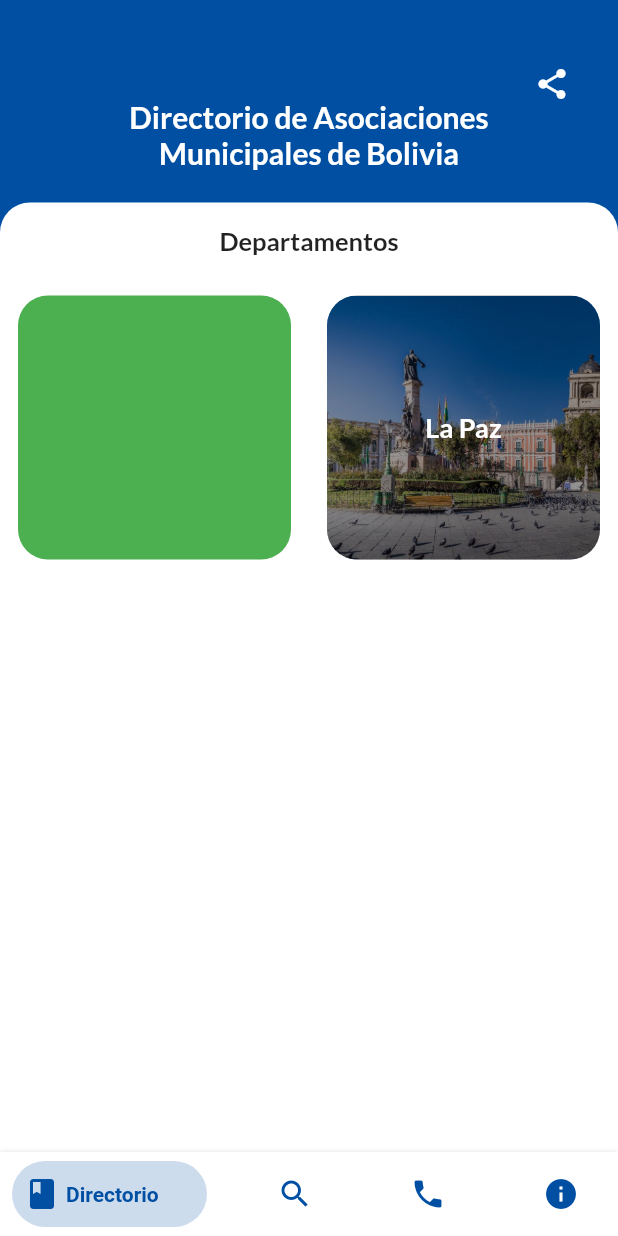
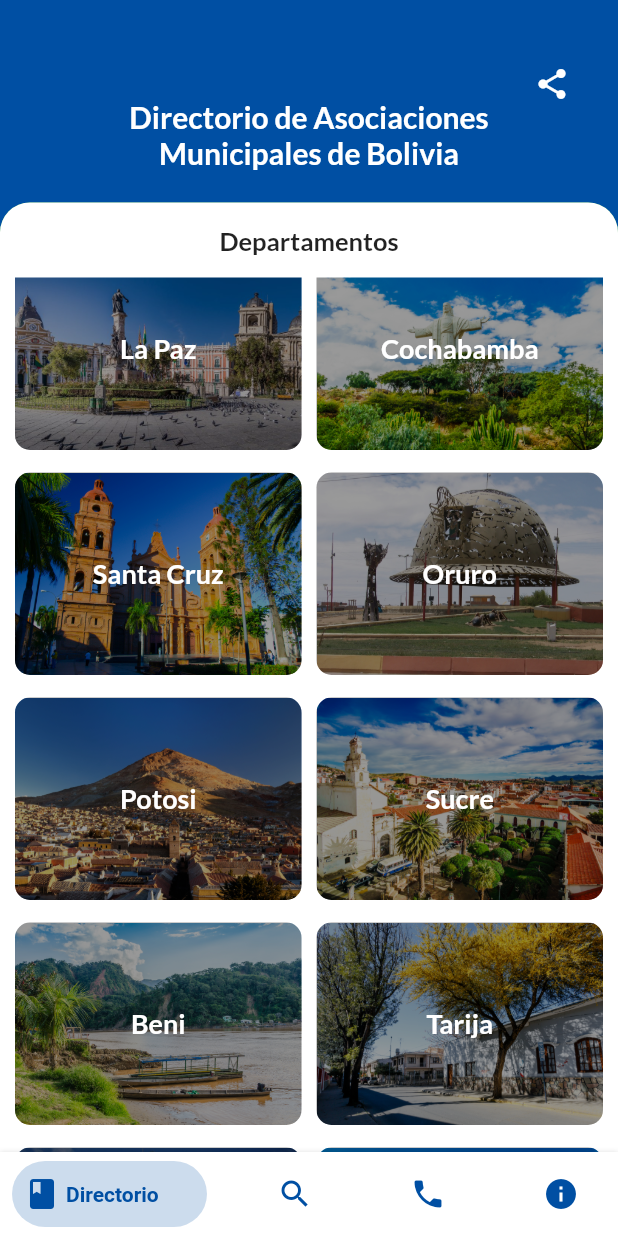
Before and after one commit to DarkAstaroth/FAM-Bolivia, a Flutter app: the screen it shows after launch, on a phone screen of 412 x 824 dp. Run offline on Flutter 3.47's test engine with Material 2 defaults, Android fonts, the phone set to English and light mode, and no system bars; drawn by our look-alikes of bottom_navy_bar; our stand-ins replace share.

Commit message:
se agregaron las imagenes de cada departamento y se mejoraron los espacio que habia en cada elemento

```diff
--- a/lib/Pages/header-home.dart
+++ b/lib/Pages/header-home.dart
@@ -3,6 +3,7 @@ import 'package:share/share.dart';
 
 class HeaderHome extends StatelessWidget{
   @override
+
   Widget build(BuildContext context) {
 
     return  Container(
@@ -13,12 +14,17 @@ class HeaderHome extends StatelessWidget{
       ),
       child: Stack(
         children: <Widget>[
+
           Container(
             margin: EdgeInsets.only(left: 20,right: 20),
             alignment: Alignment.bottomRight,
             height: 80,
             width: double.infinity,
-            child: IconButton(
+            child: Row(
+              mainAxisAlignment: MainAxisAlignment.end,
+              children: <Widget>[
+                IconButton(
+
               icon: Icon(
                 Icons.share
               ),
@@ -27,7 +33,10 @@ class HeaderHome extends StatelessWidget{
               },
               color: Colors.white,
             ),
+              ],
+            )
           ),
+
           Row(
         crossAxisAlignment: CrossAxisAlignment.start,
         children: <Widget>[
@@ -45,7 +54,8 @@ class HeaderHome extends StatelessWidget{
                 ),
               ),
             ),
-          )
+          ),
+
         ],
       )
         ],
--- a/lib/Pages/home.dart
+++ b/lib/Pages/home.dart
@@ -12,7 +12,8 @@ class HomeScreen extends StatelessWidget{
           HeaderHome(),
           HomeList()
         ],
-      )
+      ),
+
     );
   }
 
--- a/lib/Pages/homeList.dart
+++ b/lib/Pages/homeList.dart
@@ -1,56 +1,66 @@
 import 'package:fam_bolivia/Pages/optionHome.dart';
 import 'package:flutter/material.dart';
 
-class HomeList extends StatelessWidget{
+class HomeList extends StatelessWidget {
   @override
   Widget build(BuildContext context) {
-
     return Container(
       width: double.infinity,
       height: double.infinity,
-            margin: EdgeInsets.only(top:135),
+      margin: EdgeInsets.only(top: 135),
+      decoration: BoxDecoration(
+        color: Colors.green,
+        borderRadius: BorderRadius.only(
+            topLeft: Radius.circular(20), topRight: Radius.circular(20)),
+      ),
+      child: Stack(
+        children: <Widget>[
+          Container(
+            margin: EdgeInsets.only(top: 25),
+            width: double.infinity,
+            decoration: BoxDecoration(
+              color: Colors.red,
+              borderRadius: BorderRadius.only(
+                  topLeft: Radius.circular(20), topRight: Radius.circular(20)),
+            ),
+            child: Padding(
+              padding: EdgeInsets.only(bottom: 0),
+              child: ListView(
+                children: <Widget>[
+                  OptionHome("assets/images/lapaz.jpg", "La Paz",
+                      "assets/images/cbba.png", "Cochabamba"),
+                  OptionHome("assets/images/scz.png", "Santa Cruz",
+                      "assets/images/oruro.png", "Oruro"),
+                  OptionHome("assets/images/potosi.png", "Potosi",
+                      "assets/images/sucre.png", "Sucre"),
+                  OptionHome("assets/images/beni.png", "Beni",
+                      "assets/images/tarija.png", "Tarija"),
+                  OptionHome("assets/images/cobija.jpg", "Pando",
+                      "assets/images/cbba.png", "Amdes / Aco"),
+                ],
+              ),
+            ),
+          ),
+          Container(
+            height: 50,
+            width: double.infinity,
             decoration: BoxDecoration(
               color: Colors.white,
               borderRadius: BorderRadius.only(
-                topLeft: Radius.circular(20),
-                topRight: Radius.circular(20)
+                  topLeft: Radius.circular(20), topRight: Radius.circular(20)),
             ),
-
-            ),
-            child: Column(
-              children: <Widget>[
-                 Container(
-                    height:50,
             child: Center(
               child: Text(
                 "Departamentos",
                 style: TextStyle(
                     fontFamily: "LatoBold",
                     fontWeight: FontWeight.w500,
-                          fontSize: 17
+                    fontSize: 17),
               ),
             ),
           ),
-                  ),
-
-                Expanded(
-                  child: Container(
-                    width: double.infinity,
-                    child: Padding(
-                      padding: EdgeInsets.only(bottom: 0),
-                      child: ListView(
-                        children: <Widget>[
-                          OptionHome("assets/images/lapaz.jpg","La Paz"),
-
-
         ],
       ),
-                    ),
-                  ),
-                )
-              ],
-            )
     );
   }
-
 }
--- a/lib/Pages/optionHome.dart
+++ b/lib/Pages/optionHome.dart
@@ -3,35 +3,23 @@ import 'package:flutter/material.dart';
 class OptionHome extends StatelessWidget {
   final String imaPath;
   final String nomDep;
+  final String imaPath2;
+  final String nomDep2;
 
-  OptionHome(this.imaPath, this.nomDep);
+  OptionHome(this.imaPath, this.nomDep,this.imaPath2,this.nomDep2);
   @override
+
+
   Widget build(BuildContext context) {
     return Container(
         color: Colors.white,
-        height: 200,
+        height: 150,
         child: Row(
           children: <Widget>[
             Expanded(
               flex: 1,
               child: Padding(
-                  padding: EdgeInsets.all(12),
-                  child: InkWell(
-                    onTap: () {
-                      Scaffold.of(context).showSnackBar(SnackBar(
-                        content: Text("1"),
-                      ));
-                    },
-                    child: Container(
-                      decoration: BoxDecoration(
-                          color: Colors.green,
-                          borderRadius: BorderRadius.all(Radius.circular(20))),
-                    ),
-                  )),
-            ),
-            Expanded(
-              child: Padding(
-                  padding: EdgeInsets.all(12),
+                  padding: EdgeInsets.only(top:5,left:10,right: 5,bottom: 10 ),
                   child: InkWell(
                     onTap: () {
                       Scaffold.of(context).showSnackBar(SnackBar(
@@ -43,9 +31,9 @@ class OptionHome extends StatelessWidget {
                         Container(
                           decoration: BoxDecoration(
                               borderRadius:
-                                  BorderRadius.all(Radius.circular(20)),
+                                  BorderRadius.all(Radius.circular(10)),
                               image: DecorationImage(
-                                  image: AssetImage("assets/images/lapaz.jpg"),
+                                  image: AssetImage(imaPath),
                                   fit: BoxFit.cover)),
                         ),
                         Opacity(
@@ -54,11 +42,11 @@ class OptionHome extends StatelessWidget {
                               decoration: BoxDecoration(
                                   color: Colors.black,
                                   borderRadius:
-                                      BorderRadius.all(Radius.circular(20)))),
+                                      BorderRadius.all(Radius.circular(10)))),
                         ),
                         Center(
                           child: Text(
-                            "La Paz",
+                            nomDep,
                             style: TextStyle(
                                 fontSize: 18,
                                 fontFamily: "LatoBold",
@@ -68,8 +56,50 @@ class OptionHome extends StatelessWidget {
                       ],
                     ),
                   )),
+            ),
+            Expanded(
+              child: Padding(
+                  padding: EdgeInsets.only(top:5,right: 10,left: 5,bottom: 10),
+                  child: InkWell(
+                    onTap: () {
+                      Scaffold.of(context).showSnackBar(SnackBar(
+                        content: Text("1"),
+                      ));
+                    },
+                    child: Stack(
+                      children: <Widget>[
+                        Container(
+                          decoration: BoxDecoration(
+                              borderRadius:
+                                  BorderRadius.all(Radius.circular(10)),
+                              image: DecorationImage(
+                                  image: AssetImage(imaPath2),
+                                  fit: BoxFit.cover)),
+                        ),
+                        Opacity(
+                          opacity: 0.4,
+                          child: Container(
+                              decoration: BoxDecoration(
+                                  color: Colors.black,
+                                  borderRadius:
+                                      BorderRadius.all(Radius.circular(10)))),
+                        ),
+                        Center(
+                          child: Text(
+                            nomDep2,
+                            style: TextStyle(
+                                fontSize: 18,
+                                fontFamily: "LatoBold",
+                                color: Colors.white),
+                          ),
+                        )
+                      ],
+                    ),
+                  )
+                  ),
             )
           ],
-        ));
+        )
+        );
   }
 }
```
Also changed, not shown: pubspec.yaml (+8 -1 lines), assets/images/beni.png (added), assets/images/cobija.jpg (added), assets/images/ic_launcher.png (added), assets/images/oruro.png (added), assets/images/potosi.png (added), assets/images/sucre.png (added), assets/images/tarija.png (added). Lines whose indentation alone changed are shown as unchanged.
